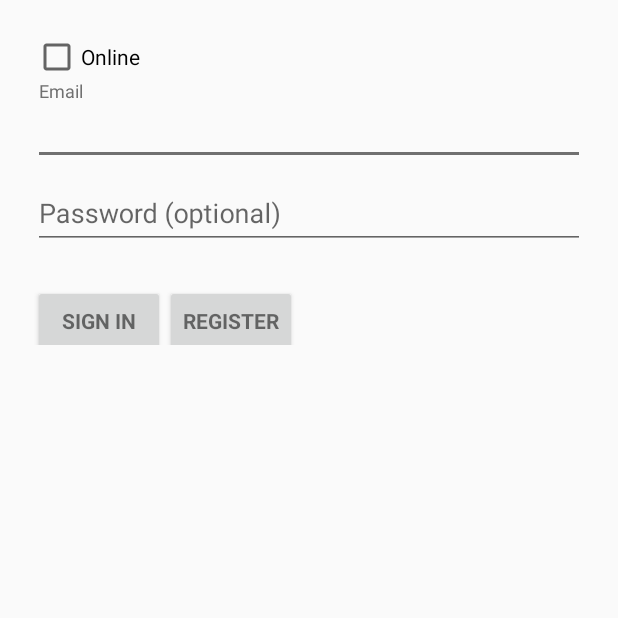
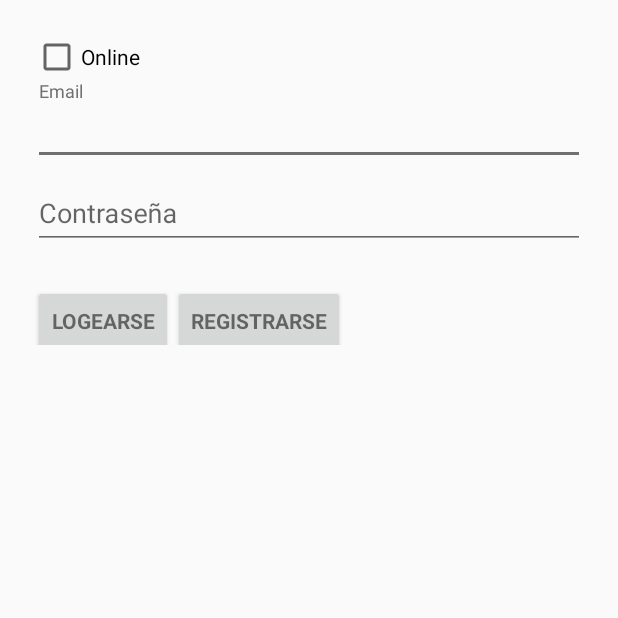
Before and after one commit to danielss24/DADM_4, an Android app: the screen it shows after launch (LoginActivity), on a phone screen of 412 x 824 dp, the top half of it. Run offline under Robolectric (Android 15) with nearby library versions, the phone set to English and light mode, and no system bars; 2 statements that could not run were skipped.

Commit message:
Fixed errors

```diff
--- a/app/src/main/java/com/example/cuatroenraya/firebase/FBDataBase.kt
+++ b/app/src/main/java/com/example/cuatroenraya/firebase/FBDataBase.kt
@@ -103,7 +103,7 @@ class FBDataBase: RoundRepository {
             (round.firstPlayerUUID == FirebaseAuth.getInstance().currentUser!!.uid))
             return true
 
-        if(round.secondPlayerUUID == "jugador_OPEN"||(round.firstPlayerUUID == "jugador_OPEN"))
+        if (round.secondPlayerUUID == "jugador_OPEN" || (round.firstPlayerUUID == "jugador_OPEN"))
             return true
 
         return false
--- a/app/src/main/res/layout/activity_twopane.xml
+++ b/app/src/main/res/layout/activity_twopane.xml
@@ -30,6 +30,6 @@
                 android:id="@+id/detail_fragment_container"
                 android:layout_width="0dp"
                 android:layout_height="match_parent"
-                android:layout_weight="5" />
+                android:layout_weight="6"/>
     </LinearLayout>
 </LinearLayout>
--- a/app/src/main/res/values/strings.xml
+++ b/app/src/main/res/values/strings.xml
@@ -22,7 +22,7 @@
     <string name="round_already_finished">Partida finalizada</string>
     <string name="round_restarted">Partida reiniciada</string>
     <string name="board_saved">Partida guardada</string>
-    <string name="title_activity_login">Sign in</string>
+    <string name="title_activity_login">Entrar</string>
     <string name="error_updating_round">Error actualizando la ronda</string>
     <string name="error_adding_round">Error anadiendo la ronda</string>
     <string name="PC_NAME">PC player</string>
@@ -94,9 +94,9 @@
 
     <!-- Strings related to login -->
     <string name="prompt_email">Email</string>
-    <string name="prompt_password">Password (optional)</string>
-    <string name="action_sign_in">Sign in or register</string>
-    <string name="action_sign_in_short">Sign in</string>
+    <string name="prompt_password">Contraseña</string>
+    <string name="action_sign_in">Logearse o registrarse</string>
+    <string name="action_sign_in_short">Logearse</string>
     <string name="error_invalid_email">This email address is invalid</string>
     <string name="error_invalid_password">This password is too short</string>
     <string name="error_incorrect_password">This password is incorrect</string>
@@ -104,6 +104,6 @@
     <string name="permission_rationale">"Contacts permissions are needed for providing email completions."</string>
     <string name="title_activity_settings">title_activity_settings</string>
 
-    <string name="action_register">register</string>
+    <string name="action_register">Registrarse</string>
 
 </resources>
```
Also changed, not shown: app/src/main/java/com/example/cuatroenraya/activities/RoundAdapter.kt (+21 -2 lines).
